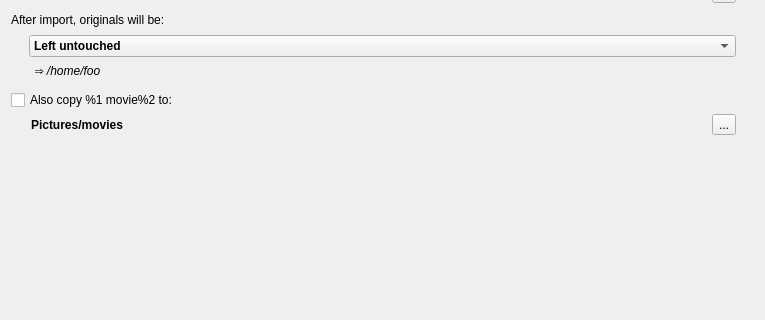
Old version of the form src/dlg/ImportExternalDialog.ui in the repository wagenadl/photohoard; both pictures show x 0 to 765 and y 148 to 468 of the 765 by 733 pixel window.
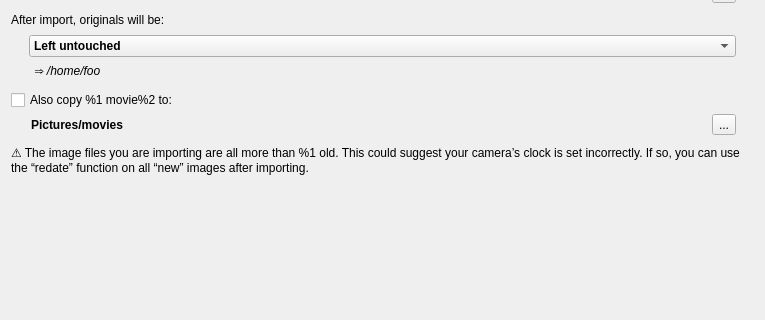
New version of the form.

Commit message:
Importing ancient photos now warns about camera clock
... and suggests that the "redate" function may be of use.

The edit to the form file:
```diff
--- a/src/dlg/ImportExternalDialog.ui
+++ b/src/dlg/ImportExternalDialog.ui
@@ -352,7 +352,17 @@
     </widget>
    </item>
    <item>
-    <spacer name="verticalSpacer">
+    <widget class="QLabel" name="oldwarning">
+     <property name="text">
+      <string>⚠ The image files you are importing are all more than %1 old. This could suggest your camera’s clock is set incorrectly. If so, you can use the “redate” function on all “new” images after importing.</string>
+     </property>
+     <property name="wordWrap">
+      <bool>true</bool>
+     </property>
+    </widget>
+   </item>
+   <item>
+    <spacer name="verticalSpacer_2">
      <property name="orientation">
       <enum>Qt::Vertical</enum>
      </property>
```
Left out of the diff: 2 changed lines with no effect on the pictures. The commit also changes 11 other files.
